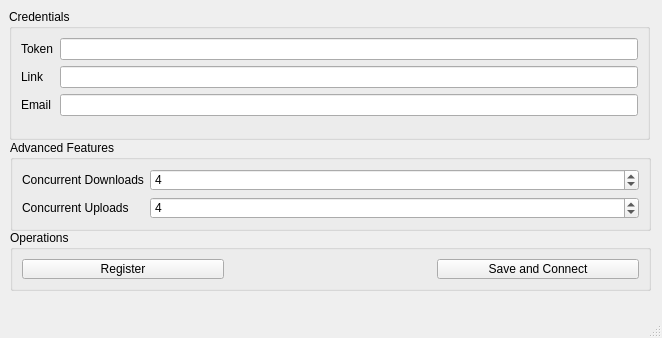
Old version of the form client/credentials.ui in the repository Smilin-Dominator/smilin_file_hosting.
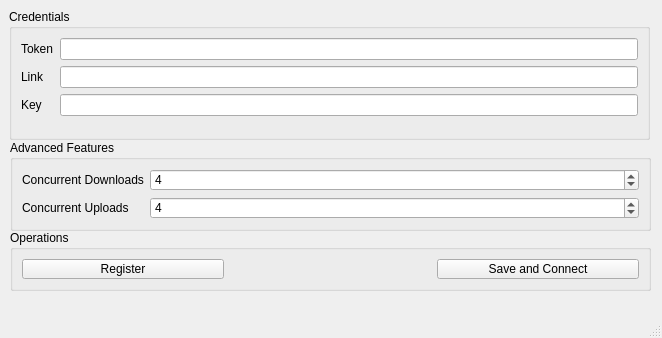
New version of the form.

Commit message: refactor: Changed 'email' field to 'key'

```diff
--- a/client/credentials.ui
+++ b/client/credentials.ui
@@ -40,7 +40,7 @@
      <item row="4" column="0">
       <widget class="QLabel" name="email_label">
        <property name="text">
-        <string>Email</string>
+        <string>Key</string>
        </property>
       </widget>
      </item>
```
Left out of the diff: 4 changed lines with no effect on the pictures. The commit also changes 1 other file.
